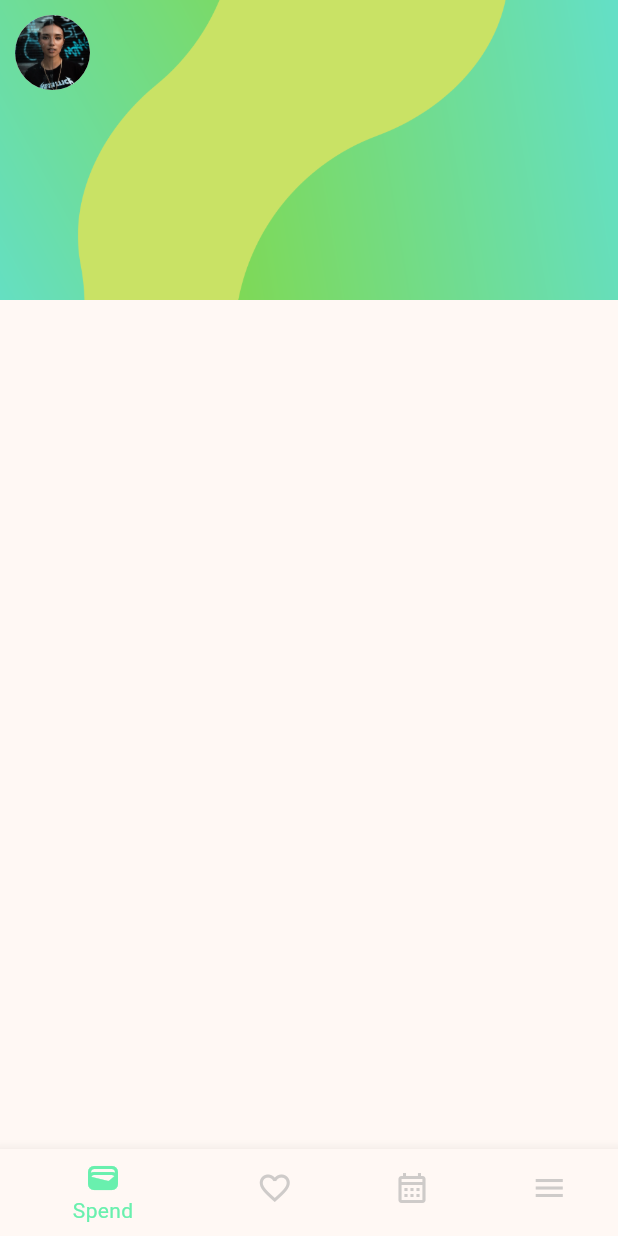
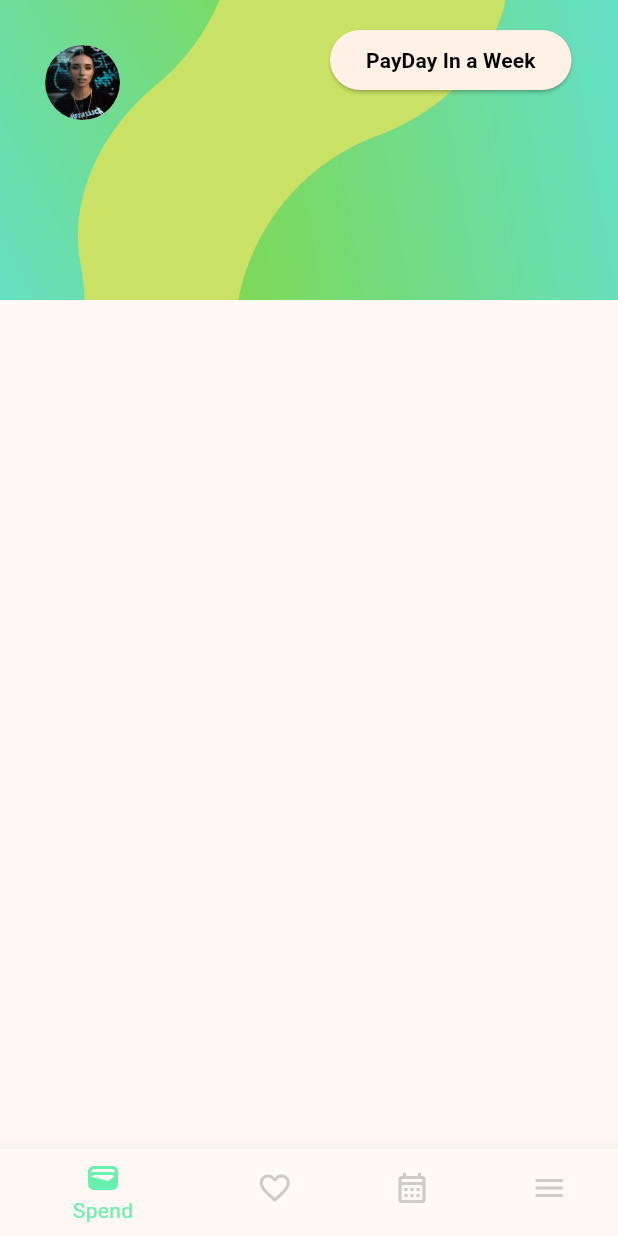
Before and after one commit to remydev47/budget_app, a Flutter app: the screen it shows after launch, on a phone screen of 412 x 824 dp. Run offline on Flutter 3.47's test engine with Material 3 defaults, Android fonts, the phone set to English and light mode, and no system bars.

```diff
--- a/lib/pages/home_page.dart
+++ b/lib/pages/home_page.dart
@@ -27,7 +27,7 @@ class _HomePageState extends State<HomePage> {
               Row(
                 children: [
                   Padding(
-                    padding: const EdgeInsets.all(10.0),
+                    padding: EdgeInsets.only(left: 30, right: 30, top: 30),
                     child: Container(
                       height: 50,
                       width: 50,
@@ -40,6 +40,21 @@ class _HomePageState extends State<HomePage> {
                         shape: BoxShape.circle,
                       ),
                     ),
+                  ),
+                  SizedBox(width: 110),
+                  ElevatedButton(
+                    onPressed: () {},
+                    child: Align(
+                      alignment: Alignment.center,
+                      child: Text(
+                        'PayDay In a Week',
+                        style: TextStyle(
+                          fontSize: 14,
+                          color: Colors.black,
+                          fontWeight: FontWeight.bold,
+                        ),
+                      ),
+                    ),
                   )
                 ],
               )
```
